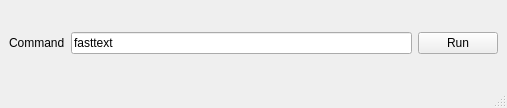
Old version of the form mainwindow.ui in the repository iwxyi/FastText-GUI.
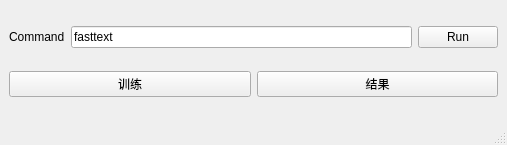
New version of the form.

Diff of the .ui file:
```diff
--- a/mainwindow.ui
+++ b/mainwindow.ui
@@ -7,13 +7,15 @@
     <x>0</x>
     <y>0</y>
     <width>507</width>
-    <height>108</height>
+    <height>145</height>
    </rect>
   </property>
   <property name="windowTitle">
    <string>MainWindow</string>
   </property>
   <widget class="QWidget" name="centralwidget">
+   <layout class="QVBoxLayout" name="verticalLayout">
+    <item>
    <layout class="QHBoxLayout" name="horizontalLayout">
     <item>
      <widget class="QLabel" name="label">
@@ -35,6 +37,26 @@
        <string>Run</string>
       </property>
      </widget>
+      </item>
+     </layout>
+    </item>
+    <item>
+     <layout class="QHBoxLayout" name="horizontalLayout_2">
+      <item>
+       <widget class="QPushButton" name="pushButton_2">
+        <property name="text">
+         <string>训练</string>
+        </property>
+       </widget>
+      </item>
+      <item>
+       <widget class="QPushButton" name="pushButton_3">
+        <property name="text">
+         <string>结果</string>
+        </property>
+       </widget>
+      </item>
+     </layout>
     </item>
    </layout>
   </widget>
```
Lines whose indentation alone changed are shown as unchanged.
